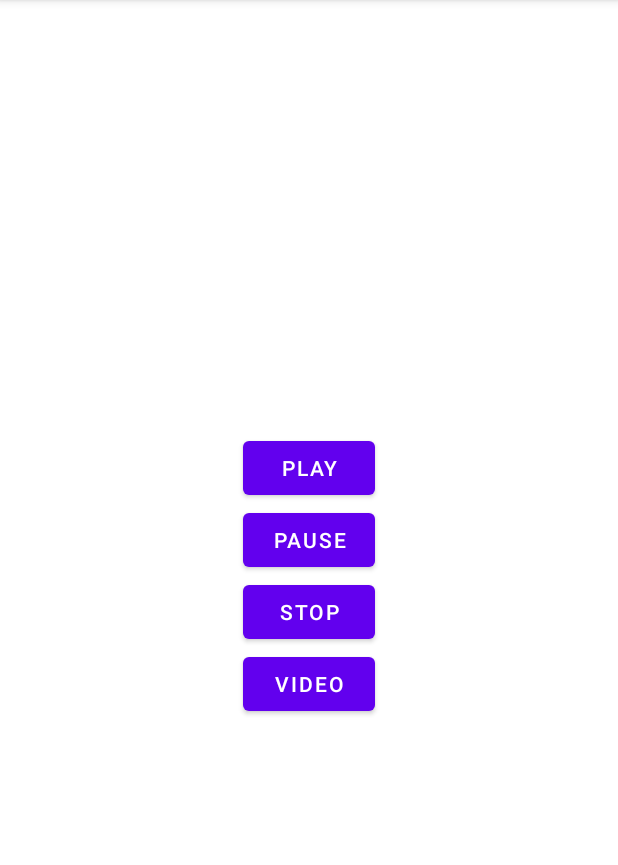
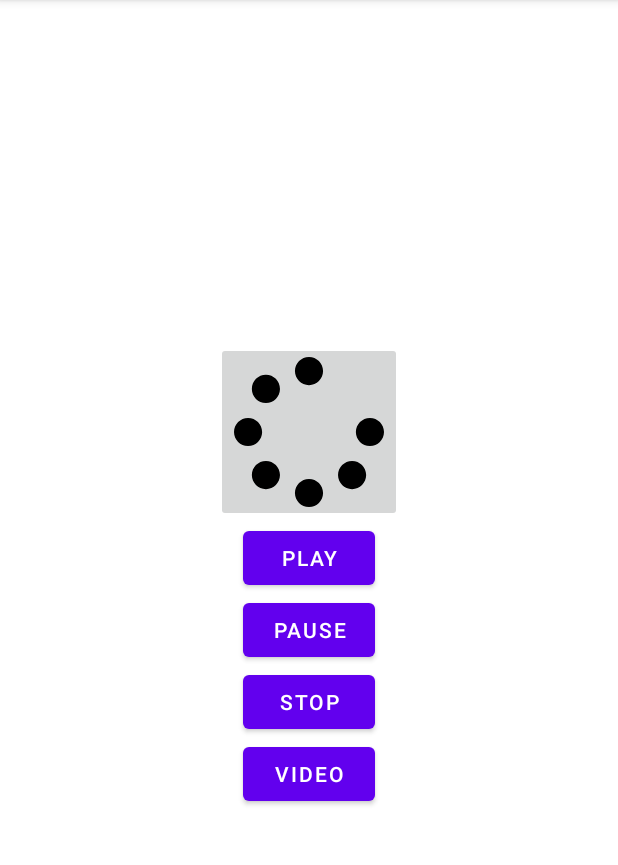
Before and after one commit to Victoriasaurio/APP-WITH-MULTIMEDIA, an Android app: the screen it shows after launch (MainActivity), on a phone screen of 412 x 824 dp, the part 84-949 px from its top. Run offline under Robolectric (Android 15) with nearby library versions, the phone set to English and light mode, and no system bars.

Commit message:
Third commit

```diff
--- /dev/null
+++ b/app/src/main/res/drawable/ic_spinner_solid.xml
@@ -0,0 +1,4 @@
+<vector android:height="100dp" android:viewportHeight="512"
+    android:viewportWidth="512" android:width="100dp" xmlns:android="http://schemas.android.com/apk/res/android">
+    <path android:fillColor="@color/black" android:pathData="M304,48c0,26.51 -21.49,48 -48,48s-48,-21.49 -48,-48 21.49,-48 48,-48 48,21.49 48,48zM256,416c-26.51,0 -48,21.49 -48,48s21.49,48 48,48 48,-21.49 48,-48 -21.49,-48 -48,-48zM464,208c-26.51,0 -48,21.49 -48,48s21.49,48 48,48 48,-21.49 48,-48 -21.49,-48 -48,-48zM96,256c0,-26.51 -21.49,-48 -48,-48S0,229.49 0,256s21.49,48 48,48 48,-21.49 48,-48zM108.922,355.078c-26.51,0 -48,21.49 -48,48s21.49,48 48,48 48,-21.49 48,-48c0,-26.509 -21.491,-48 -48,-48zM403.078,355.078c-26.51,0 -48,21.49 -48,48s21.49,48 48,48 48,-21.49 48,-48c0,-26.509 -21.49,-48 -48,-48zM108.922,60.922c-26.51,0 -48,21.49 -48,48s21.49,48 48,48 48,-21.49 48,-48 -21.491,-48 -48,-48z"/>
+</vector>
--- a/app/src/main/res/layout/activity_main.xml
+++ b/app/src/main/res/layout/activity_main.xml
@@ -7,6 +7,12 @@
     android:orientation="vertical"
     android:gravity="center"
     tools:context=".MainActivity">
+
+    <ImageButton
+        android:id="@+id/imagesvg"
+        android:layout_width="wrap_content"
+        android:layout_height="wrap_content"
+        android:src="@drawable/ic_spinner_solid"/>
 
     <Button
         android:layout_width="wrap_content"
--- a/app/src/main/res/layout/video.xml
+++ b/app/src/main/res/layout/video.xml
@@ -6,7 +6,7 @@
     android:layout_width="match_parent"
     android:layout_height="350dp"
     android:orientation="horizontal"
-    android:gravity="center_horizontal"
+    android:gravity="center"
     tools:context=".video">
 
 </LinearLayout>
```
